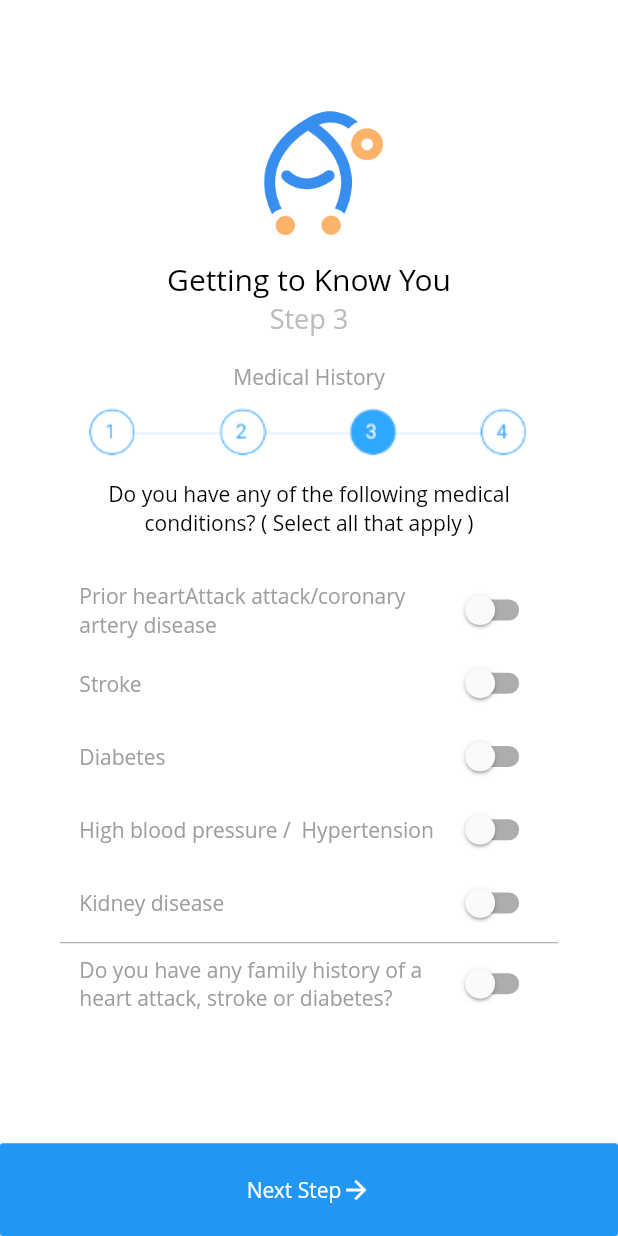
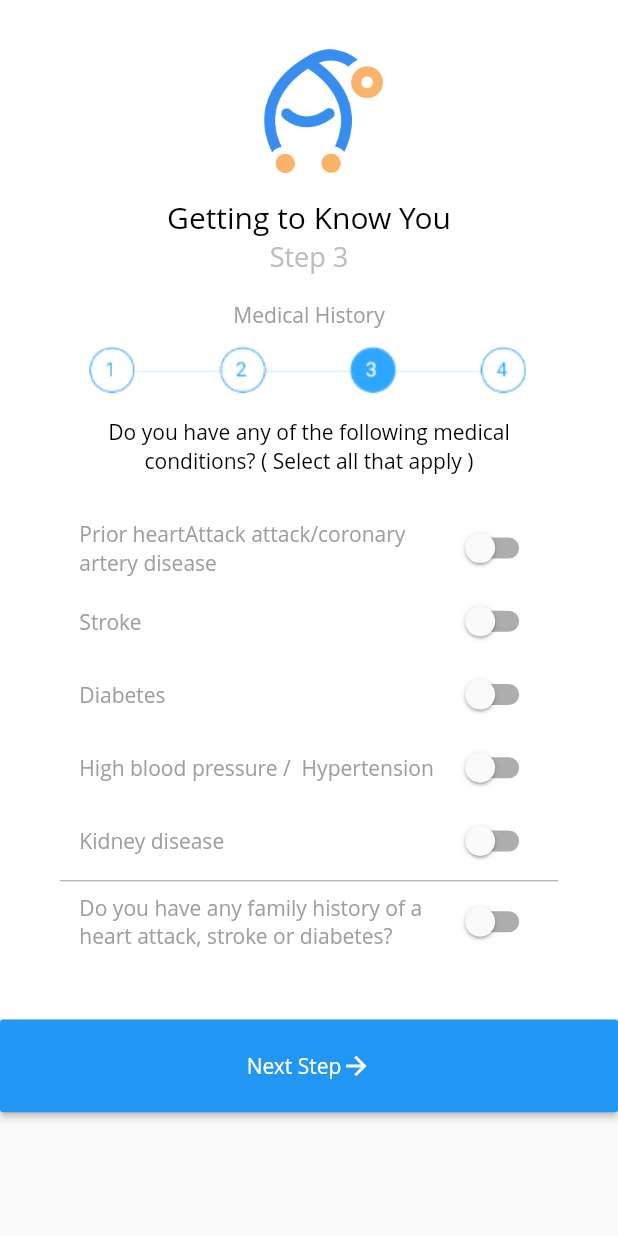
Before and after one commit to aljonleynes11/aoide_flutter_ios, a Flutter app: the RegisterScreen3rd screen opened by its route, on a phone screen of 412 x 824 dp. Run offline on Flutter 3.47's test engine with Material 2 defaults, Android fonts, the phone set to English and light mode, and no system bars; drawn by our look-alikes of auto_size_text; our stand-ins replace charts_flutter, convex_bottom_bar, flutter_speed_dial, flutter_swiper, flutter_time_picker_spinner, group_radio_button and 4 more; missing offline and left inert: fl_animated_linechart; accounts and stored records are empty.

Commit message:
Update RegisterScreen.dart

```diff
--- a/lib/pages/Auth/Register/RegisterScreen.dart
+++ b/lib/pages/Auth/Register/RegisterScreen.dart
@@ -667,7 +667,9 @@ class _RegisterScreen3rdState extends State<RegisterScreen3rd> {
       body: SingleChildScrollView(
         reverse: true,
         child: Padding(
-          padding: EdgeInsets.only(bottom: bottom),
+          padding: EdgeInsets.only(
+            bottom: bottom,
+          ),
           child: Container(
             color: Colors.white,
             child: Center(
@@ -676,7 +678,7 @@ class _RegisterScreen3rdState extends State<RegisterScreen3rd> {
                 crossAxisAlignment: CrossAxisAlignment.center,
                 children: [
                   MySpacer(
-                    height: 0.12,
+                    height: 0.04,
                   ),
                   Image.asset(
                     'assets/images/misc/logo.png',
@@ -933,7 +935,7 @@ class _RegisterScreen3rdState extends State<RegisterScreen3rd> {
                         ],
                       )),
                   MySpacer(
-                    height: 0.1,
+                    height: 0.05,
                   ),
                   Container(
                       height: displayHeight(context) * 0.075,
```
